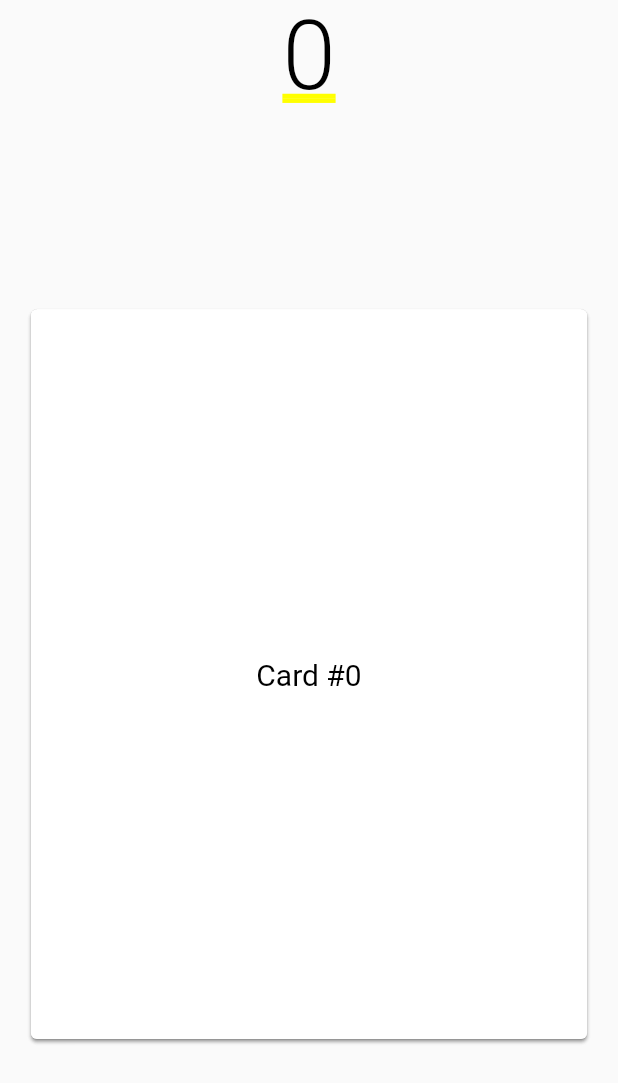
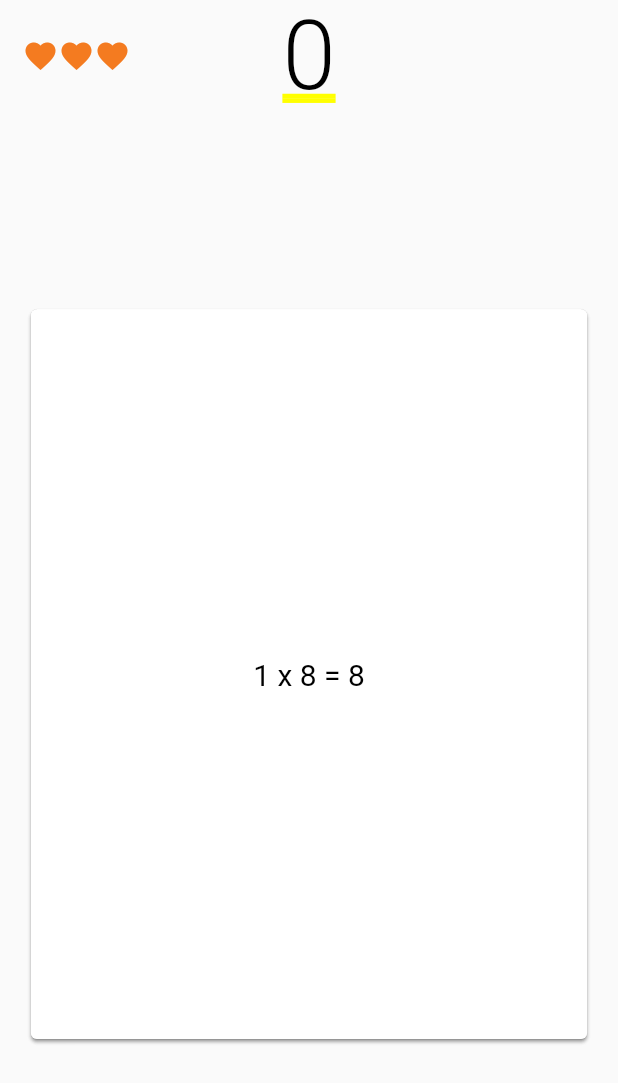
Before and after one commit to kevinsieverding/dhbw-tm404011-app, a Flutter app: the screen it shows after launch, on a phone screen of 412 x 824 dp. Shown: the top 1083 px of the screen. Run offline on Flutter 3.47's test engine with Material 2 defaults, Android fonts, the light colour scheme and no system bars; Roboto replaces fonts that are missing (Noto).

Commit message:
Add swipe feature and lives

```diff
--- a/lib/home_page.dart
+++ b/lib/home_page.dart
@@ -1,7 +1,11 @@
-import 'dart:developer';
+import 'dart:developer' as dev;
+import 'dart:math';
 
 import 'package:flutter/material.dart';
+import 'package:times/model/problem.dart';
+import 'package:times/theme/times_color.dart';
 import 'package:times/theme/times_text.dart';
+import 'package:times/ui/problem_card.dart';
 import 'package:times/ui/swipeable_card_deck.dart';
 
 class HomePage extends StatefulWidget {
@@ -12,54 +16,106 @@ class HomePage extends StatefulWidget {
 }
 
 class _HomePageState extends State<HomePage> {
+  static const maxLives = 3;
+  Random random = Random();
   int _highScore = 0;
-  int _index = 0;
+  int _lives = maxLives;
 
   @override
   Widget build(BuildContext context) {
-    return Container(
+    return SafeArea(
+        child: Container(
       child: Column(
         children: [
-          Center(
-              child: Text(
-            '$_highScore',
-            maxLines: 1,
-            style: TimesText.sansLight64,
-          )),
+          Stack(
+            alignment: Alignment.center,
+            children: [
+              Align(
+                  alignment: Alignment.centerLeft,
+                  child: Container(
+                      padding: const EdgeInsets.symmetric(
+                          vertical: 15, horizontal: 15),
+                      child: Row(
+                        children: getLiveIcons(),
+                        mainAxisSize: MainAxisSize.min,
+                      ))),
+              Align(
+                  child: Text(
+                '$_highScore',
+                maxLines: 1,
+                style: TimesText.sansLight64,
+              )),
+            ],
+          ),
           Expanded(
               child: Center(
                   child: SizedBox(
                       height: MediaQuery.of(context).size.height * 0.6,
                       child: SwipeableCardDeck(
-                        cardBuilder: () {
-                          var card = Card(
-                            child: SizedBox(
-                                width: MediaQuery.of(context).size.width * 0.9,
-                                height:
-                                    MediaQuery.of(context).size.height * 0.8,
-                                child: Center(
-                                    child: Text('Card #$_index',
-                                        style: TimesText.sansRegular20))),
-                          );
-                          _index++;
-                          return card;
-                        },
+                        cardBuilder: () => ProblemCard(getProblem()),
                         swipeHandler: (direction, card) {
-                          log('card swiped: $direction');
-                          if (direction == AxisDirection.left) {
-                            setState(() {
-                              _highScore -= 10;
-                            });
-                          } else if (direction == AxisDirection.right) {
-                            setState(() {
-                              _highScore += 10;
-                            });
+                          ProblemCard pc = card as ProblemCard;
+                          if (direction == AxisDirection.right &&
+                                  pc.problem.isValid() ||
+                              direction == AxisDirection.left &&
+                                  !pc.problem.isValid()) {
+                            correctAnswer(pc.problem);
+                          } else {
+                            wrongAnswer(pc.problem);
                           }
                         },
                       ))))
         ],
       ),
       color: Theme.of(context).canvasColor,
-    );
+    ));
+  }
+
+  Problem getProblem() {
+    int a = random.nextInt(11 - 1) + 1;
+    int b = random.nextInt(11 - 1) + 1;
+    if (random.nextBool()) {
+      return Problem(a, b);
+    } else {
+      return Problem.withResult(
+          a, b, a * b + (random.nextInt(1 + a * b * 2) - a * b));
+    }
+  }
+
+  void wrongAnswer(Problem problem) {
+    setState(() {
+      if (_lives > 0) {
+        _lives--;
+      } else {
+        dev.log('YOU LOST!');
+      }
+    });
+  }
+
+  void correctAnswer(Problem problem) {
+    setState(() {
+      _highScore += problem.operand1 * problem.operand2;
+    });
+  }
+
+  List<Icon> getLiveIcons() {
+    List<Icon> icons = [];
+    for (int i = 0; i < _lives; i++) {
+      icons.add(TimesIcons.fullHeart);
+    }
+    for (int i = 0; i < maxLives - _lives; i++) {
+      icons.add(TimesIcons.emptyHeart);
+    }
+    return icons;
   }
 }
+
+class TimesIcons {
+  static const Icon fullHeart = Icon(
+    Icons.favorite,
+    color: TimesColor.orange,
+    size: 24,
+  );
+  static const Icon emptyHeart =
+      Icon(Icons.favorite_border, color: TimesColor.orange, size: 24);
+}
--- /dev/null
+++ b/lib/model/problem.dart
@@ -0,0 +1,17 @@
+class Problem {
+  final int operand1;
+  final int operand2;
+  final int result;
+
+  Problem(this.operand1, this.operand2) : result = operand1 * operand2;
+  Problem.withResult(this.operand1, this.operand2, this.result);
+
+  bool isValid() {
+    return operand1 * operand2 == result;
+  }
+
+  @override
+  String toString() {
+    return '$operand1 x $operand2 = $result';
+  }
+}
--- a/lib/ui/swipeable_card_deck.dart
+++ b/lib/ui/swipeable_card_deck.dart
@@ -6,9 +6,7 @@ import 'package:flutter/physics.dart';
 typedef SwipeHandler = void Function(AxisDirection direction, Card card);
 typedef CardBuilder = Card Function();
 
-/**
- * Based on https://github.com/jushutch/swiping_card_deck
- */
+/// Based on https://github.com/jushutch/swiping_card_deck
 class SwipeableCardDeck extends StatefulWidget {
   final CardBuilder _cardBuilder;
   final SwipeHandler _swipeHandler;
```
Also changed, not shown: lib/ui/problem_card.dart (added, +20 -0 lines).
